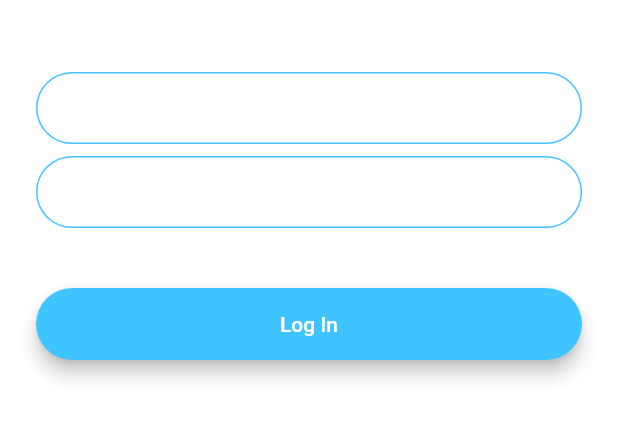
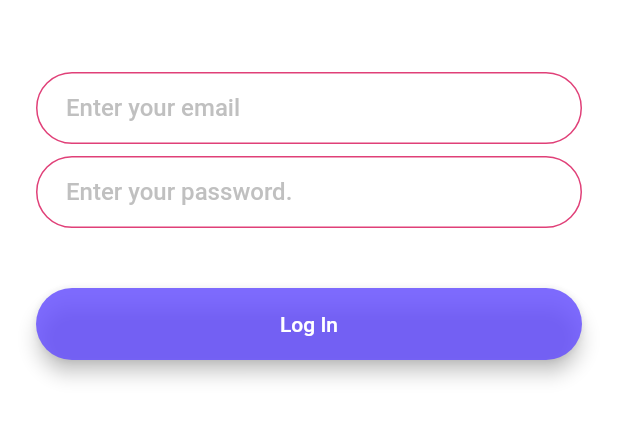
Before and after one commit to Amartya-Khan/Chat-App-Fluter, a Flutter app: the screen it shows after launch, after a tap on "Log In", on a phone screen of 412 x 824 dp, the part 576-1018 px from its top. Run offline on Flutter 3.47's test engine with Material 2 defaults, Android fonts, the phone set to English and light mode, and no system bars; our stand-ins replace animated_text_kit, flutter_svg.

Commit message:
minor changes

```diff
--- a/lib/screens/login_screen.dart
+++ b/lib/screens/login_screen.dart
@@ -34,6 +34,7 @@ class _LoginScreenState extends State<LoginScreen> {
               },
               decoration: InputDecoration(
                 hintText: 'Enter your email',
+                hintStyle: TextStyle(color: Colors.grey.withOpacity(0.65), fontWeight: FontWeight.w500),
                 contentPadding:
                     EdgeInsets.symmetric(vertical: 10.0, horizontal: 20.0),
                 border: OutlineInputBorder(
@@ -41,7 +42,7 @@ class _LoginScreenState extends State<LoginScreen> {
                 ),
                 enabledBorder: OutlineInputBorder(
                   borderSide:
-                      BorderSide(color: Colors.lightBlueAccent, width: 1.0),
+                      BorderSide(color: Colors.purpleAccent.withBlue(120), width: 1.0),
                   borderRadius: BorderRadius.all(Radius.circular(32.0)),
                 ),
                 focusedBorder: OutlineInputBorder(
@@ -60,6 +61,7 @@ class _LoginScreenState extends State<LoginScreen> {
               },
               decoration: InputDecoration(
                 hintText: 'Enter your password.',
+                hintStyle: TextStyle(color: Colors.grey.withOpacity(0.65), fontWeight: FontWeight.w500),
                 contentPadding:
                     EdgeInsets.symmetric(vertical: 10.0, horizontal: 20.0),
                 border: OutlineInputBorder(
@@ -67,7 +69,7 @@ class _LoginScreenState extends State<LoginScreen> {
                 ),
                 enabledBorder: OutlineInputBorder(
                   borderSide:
-                      BorderSide(color: Colors.lightBlueAccent, width: 1.0),
+                      BorderSide(color: Colors.purpleAccent.withBlue(120), width: 1.0),
                   borderRadius: BorderRadius.all(Radius.circular(32.0)),
                 ),
                 focusedBorder: OutlineInputBorder(
@@ -83,7 +85,7 @@ class _LoginScreenState extends State<LoginScreen> {
             Padding(
               padding: EdgeInsets.symmetric(vertical: 16.0),
               child: Material(
-                color: Colors.lightBlueAccent,
+                color: Colors.deepPurpleAccent.withRed(100).withAlpha(210),
                 borderRadius: BorderRadius.all(Radius.circular(30.0)),
                 elevation: 5.0,
                 child: MaterialButton(
--- a/lib/screens/welcome_screen.dart
+++ b/lib/screens/welcome_screen.dart
@@ -91,9 +91,9 @@ class _WelcomeScreenState extends State<WelcomeScreen>
                   ),
                 ),
                 TypewriterAnimatedTextKit(
-                  speed: Duration(milliseconds: 450),
-                  isRepeatingAnimation: true,
-                  //repeatForever: false,
+                  speed: Duration(milliseconds: 400),
+                  //isRepeatingAnimation: true,
+                  repeatForever: true,
                   text: ['Chat App'],
                   textStyle: TextStyle(
                     fontSize: 45.0,
```
Also changed, not shown: lib/screens/registration_screen.dart (+5 -3 lines).
